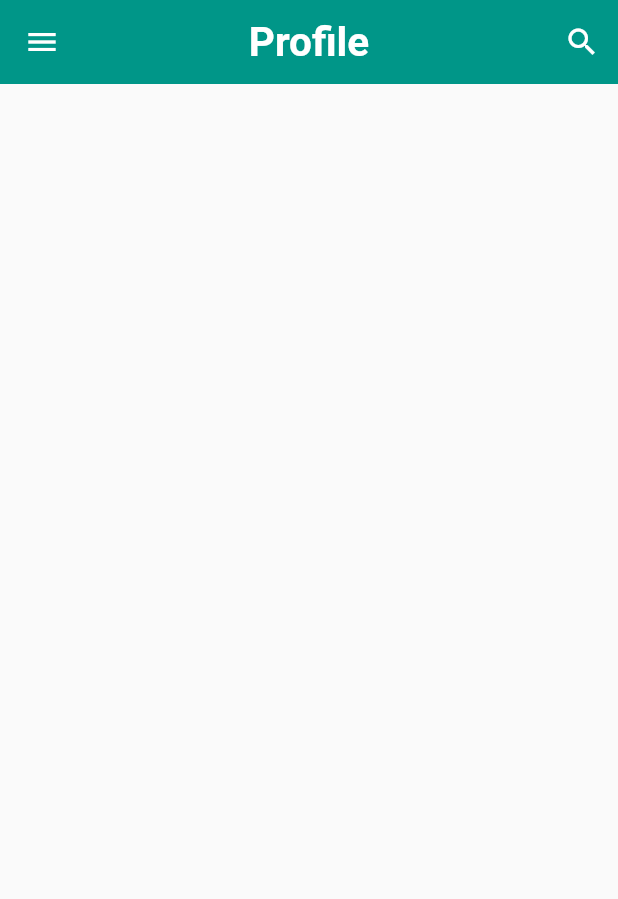
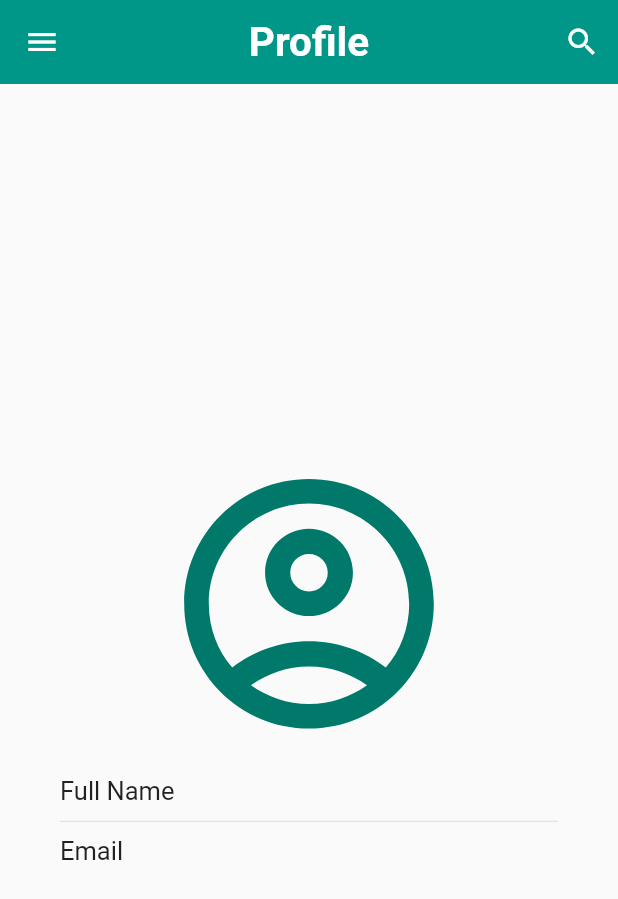
Before and after one commit to AndreiMarin15/Chat-Me, a Flutter app: the ProfilePage screen opened directly, on a phone screen of 412 x 824 dp. Shown: the top 899 px of the screen. Run offline on Flutter 3.47's test engine with Material 2 defaults, Android fonts, the phone set to English and light mode, and no system bars; our stand-ins replace cloud_firestore, firebase_auth, firebase_core, shared_preferences; accounts and stored records are empty.

Commit message:
Profile page updates
- Implementation finished

```diff
--- a/lib/pages/profile_page.dart
+++ b/lib/pages/profile_page.dart
@@ -63,7 +63,7 @@ class _ProfilePageState extends State<ProfilePage> {
           children: <Widget>[
             const Icon(
               Icons.account_circle_outlined,
-              size: 150,
+              size: 120,
               color: Colors.teal,
             ),
             const SizedBox(
@@ -124,6 +124,51 @@ class _ProfilePageState extends State<ProfilePage> {
           ],
         ),
       ),
+      body: Container(
+        padding: const EdgeInsets.symmetric(vertical: 170, horizontal: 40),
+        child: Column(
+          mainAxisAlignment: MainAxisAlignment.center,
+          children: [
+            Icon(
+              Icons.account_circle_outlined,
+              size: 200,
+              color: Colors.teal[700],
+            ),
+            const SizedBox(
+              height: 15,
+            ),
+            Row(
+              mainAxisAlignment: MainAxisAlignment.spaceBetween,
+              children: [
+                const Text(
+                  "Full Name",
+                  style: TextStyle(fontSize: 17),
+                ),
+                Text(
+                  userName,
+                  style: const TextStyle(fontSize: 17),
+                )
+              ],
+            ),
+            const Divider(
+              height: 20,
+            ),
+            Row(
+              mainAxisAlignment: MainAxisAlignment.spaceBetween,
+              children: [
+                const Text(
+                  "Email",
+                  style: TextStyle(fontSize: 17),
+                ),
+                Text(
+                  email,
+                  style: const TextStyle(fontSize: 17),
+                )
+              ],
+            ),
+          ],
+        ),
+      ),
     );
   }
 
```
Also changed, not shown: lib/pages/home_page.dart (+50 -3 lines).
